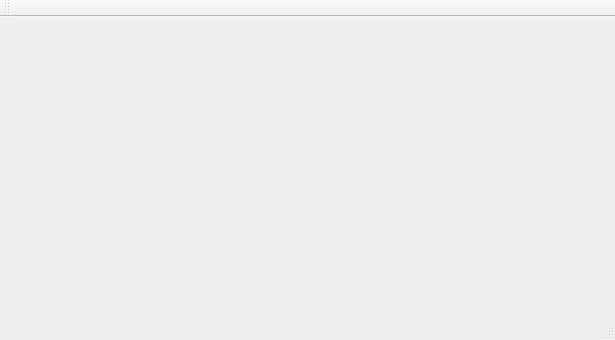
This is HighResolutionPrinter/mainwindow.ui in dxphmj/TwoCharPrinter as Qt 5 draws it before an edit. The edited form follows.
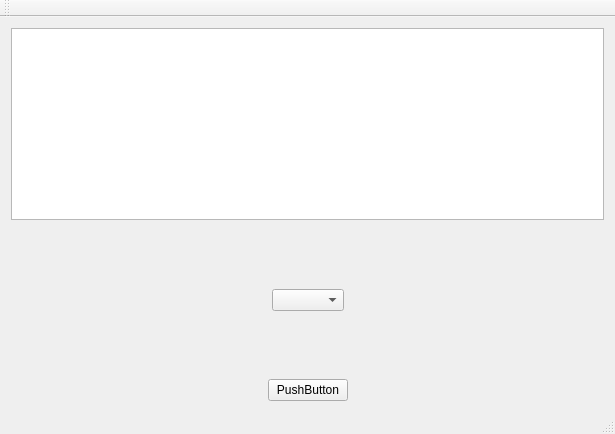
This is the edited form.

Patch:
```diff
--- a/HighResolutionPrinter/mainwindow.ui
+++ b/HighResolutionPrinter/mainwindow.ui
@@ -7,13 +7,115 @@
     <x>0</x>
     <y>0</y>
     <width>615</width>
-    <height>340</height>
+    <height>434</height>
    </rect>
   </property>
   <property name="windowTitle">
    <string>MainWindow</string>
   </property>
-  <widget class="QWidget" name="centralWidget"/>
+  <widget class="QWidget" name="centralWidget">
+   <layout class="QVBoxLayout" name="verticalLayout">
+    <item>
+     <widget class="QListView" name="listView"/>
+    </item>
+    <item>
+     <spacer name="verticalSpacer">
+      <property name="orientation">
+       <enum>Qt::Vertical</enum>
+      </property>
+      <property name="sizeHint" stdset="0">
+       <size>
+        <width>20</width>
+        <height>45</height>
+       </size>
+      </property>
+     </spacer>
+    </item>
+    <item>
+     <layout class="QHBoxLayout" name="horizontalLayout">
+      <item>
+       <spacer name="horizontalSpacer_3">
+        <property name="orientation">
+         <enum>Qt::Horizontal</enum>
+        </property>
+        <property name="sizeHint" stdset="0">
+         <size>
+          <width>40</width>
+          <height>20</height>
+         </size>
+        </property>
+       </spacer>
+      </item>
+      <item>
+       <widget class="QComboBox" name="comboBox"/>
+      </item>
+      <item>
+       <spacer name="horizontalSpacer_4">
+        <property name="orientation">
+         <enum>Qt::Horizontal</enum>
+        </property>
+        <property name="sizeHint" stdset="0">
+         <size>
+          <width>40</width>
+          <height>20</height>
+         </size>
+        </property>
+       </spacer>
+      </item>
+     </layout>
+    </item>
+    <item>
+     <spacer name="verticalSpacer_2">
+      <property name="orientation">
+       <enum>Qt::Vertical</enum>
+      </property>
+      <property name="sizeHint" stdset="0">
+       <size>
+        <width>20</width>
+        <height>45</height>
+       </size>
+      </property>
+     </spacer>
+    </item>
+    <item>
+     <layout class="QHBoxLayout" name="horizontalLayout_2">
+      <item>
+       <spacer name="horizontalSpacer">
+        <property name="orientation">
+         <enum>Qt::Horizontal</enum>
+        </property>
+        <property name="sizeHint" stdset="0">
+         <size>
+          <width>40</width>
+          <height>20</height>
+         </size>
+        </property>
+       </spacer>
+      </item>
+      <item>
+       <widget class="QPushButton" name="pushButton">
+        <property name="text">
+         <string>PushButton</string>
+        </property>
+       </widget>
+      </item>
+      <item>
+       <spacer name="horizontalSpacer_2">
+        <property name="orientation">
+         <enum>Qt::Horizontal</enum>
+        </property>
+        <property name="sizeHint" stdset="0">
+         <size>
+          <width>40</width>
+          <height>20</height>
+         </size>
+        </property>
+       </spacer>
+      </item>
+     </layout>
+    </item>
+   </layout>
+  </widget>
   <widget class="QMenuBar" name="menuBar">
    <property name="geometry">
     <rect>
```
Left out of the diff: 2 changed lines with no effect on the pictures.
